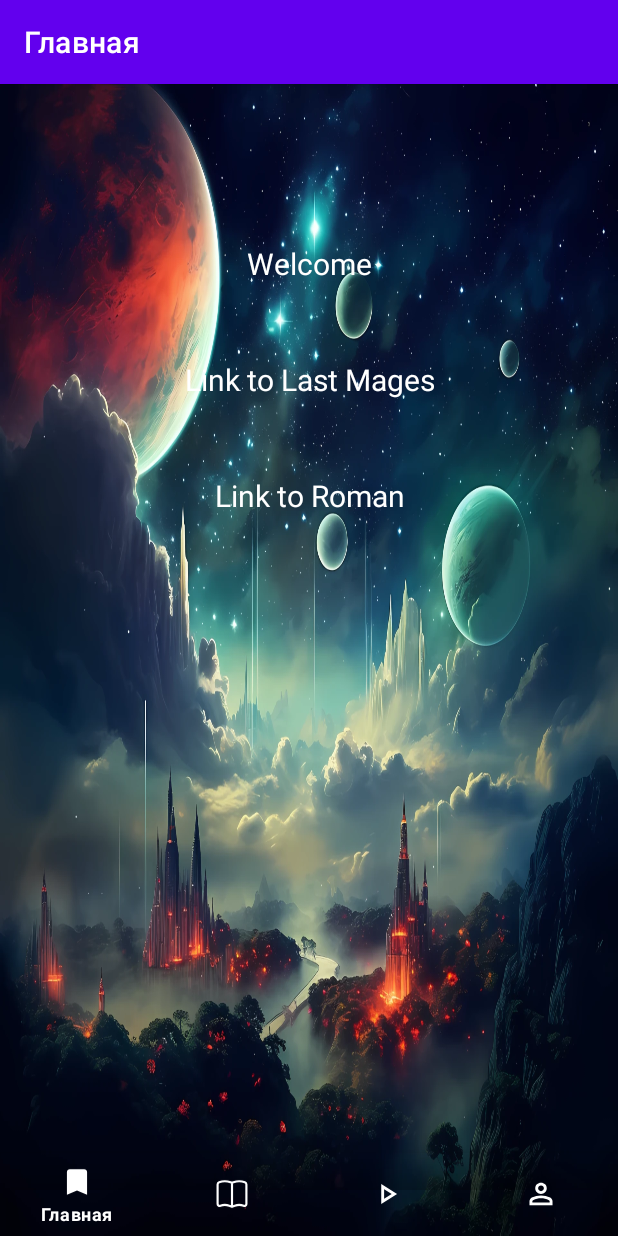
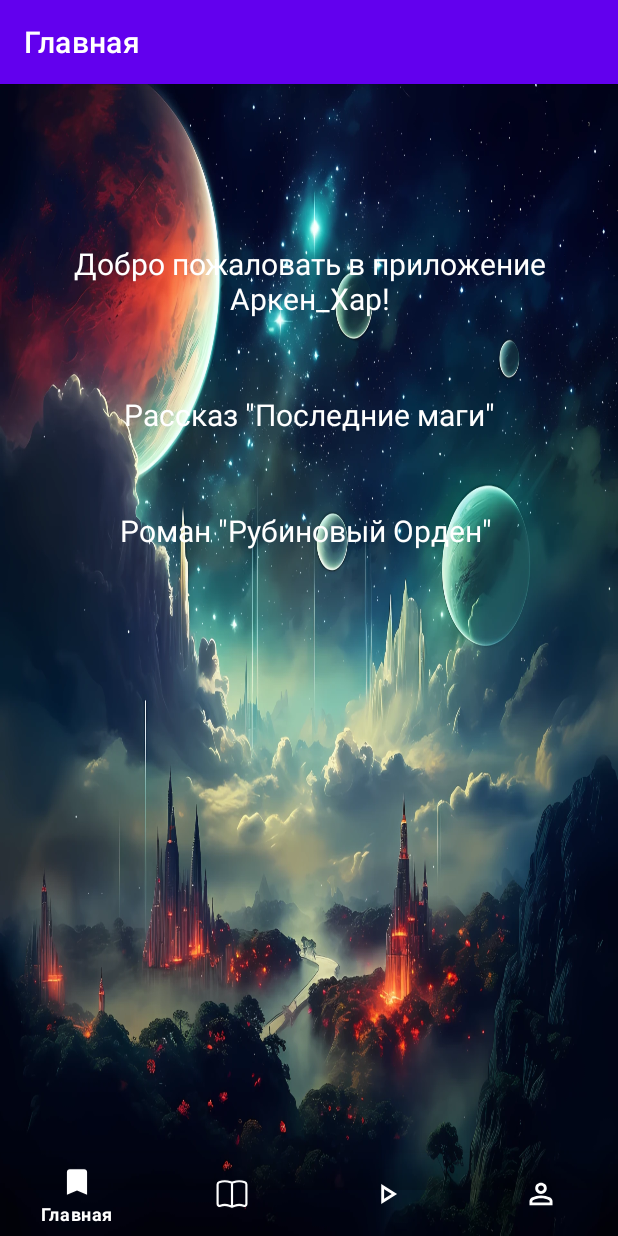
Before and after one commit to Zheludock/RobinRoundForOrgy, an Android app: the screen it shows after launch (MainActivity), on a phone screen of 412 x 824 dp. Run offline under Robolectric (Android 15) with nearby library versions, the phone set to English and light mode, and no system bars; our stand-ins replace navigation-ui.

Commit message:
base with Bad Images, home with bad links

```diff
--- a/ArkenKharApp/app/src/main/java/com/example/arkenkharapp/ui/home/HomeFragment.kt
+++ b/ArkenKharApp/app/src/main/java/com/example/arkenkharapp/ui/home/HomeFragment.kt
@@ -23,9 +23,9 @@ class HomeFragment : Fragment() {
         binding = FragmentHomeBinding.inflate(inflater, container, false)
         val view = binding.root
 
-        binding.welcomeText.text = "Welcome"
-        binding.linkToLastMages.text = "Link to Last Mages"
-        binding.linkToRoman.text = "Link to Roman"
+        binding.welcomeText.text = "Добро пожаловать в приложение Аркен_Хар!"
+        binding.linkToLastMages.text = "Рассказ \"Последние маги\""
+        binding.linkToRoman.text = "Роман \"Рубиновый Орден\" "
 
         return view
     }
```
